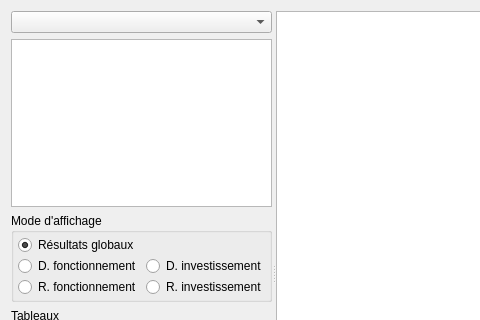
GiPiLab/ProtonClassicSuite, file formtablesgraphics.ui: the form before one commit; both pictures show x 0 to 480 and y 0 to 320 of the 840 by 545 pixel window.
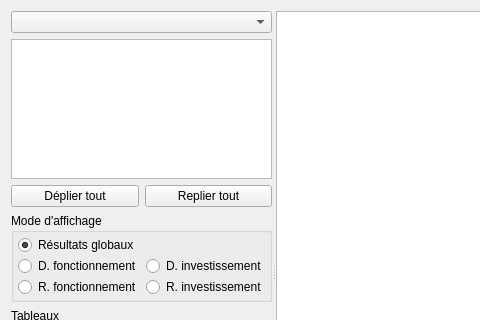
The form after the commit.

Commit message: Expand/collapse and progress for duplicate audit

```diff
--- a/formtablesgraphics.ui
+++ b/formtablesgraphics.ui
@@ -20,11 +20,22 @@
       <enum>Qt::Horizontal</enum>
      </property>
      <widget class="QWidget" name="layoutWidget1">
-      <layout class="QVBoxLayout" name="verticalLayout">
-       <item>
-        <widget class="QComboBox" name="comboListAudits"/>
+      <layout class="QGridLayout" name="gridLayout_5">
+       <item row="2" column="0">
+        <widget class="QPushButton" name="pushButtonExpandAll">
+         <property name="text">
+          <string>Déplier tout</string>
+         </property>
+        </widget>
        </item>
-       <item>
+       <item row="2" column="1">
+        <widget class="QPushButton" name="pushButtonCollapseAll">
+         <property name="text">
+          <string>Replier tout</string>
+         </property>
+        </widget>
+       </item>
+       <item row="1" column="0" colspan="2">
         <widget class="QTreeView" name="treeView">
          <property name="editTriggers">
           <set>QAbstractItemView::NoEditTriggers</set>
@@ -37,7 +48,10 @@
          </attribute>
         </widget>
        </item>
-       <item>
+       <item row="0" column="0" colspan="2">
+        <widget class="QComboBox" name="comboListAudits"/>
+       </item>
+       <item row="4" column="0" colspan="2">
         <widget class="QGroupBox" name="groupBoxMode">
          <property name="title">
           <string>Mode d'affichage</string>
@@ -102,7 +116,7 @@
          </layout>
         </widget>
        </item>
-       <item>
+       <item row="5" column="0" colspan="2">
         <widget class="QGroupBox" name="groupBoxTables">
          <property name="title">
           <string>Tableaux</string>
@@ -200,7 +214,7 @@
          </layout>
         </widget>
        </item>
-       <item>
+       <item row="6" column="0" colspan="2">
         <widget class="QGroupBox" name="groupBoxGraphics">
          <property name="title">
           <string>Graphiques</string>
```
The commit also changes 25 other files.
